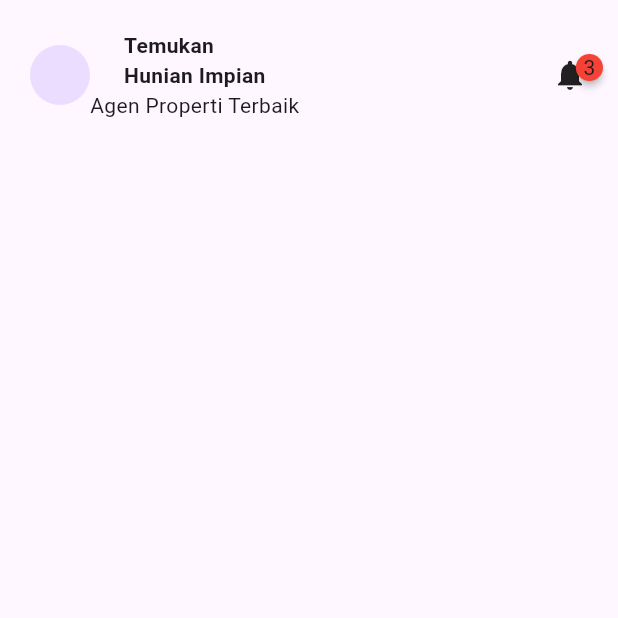
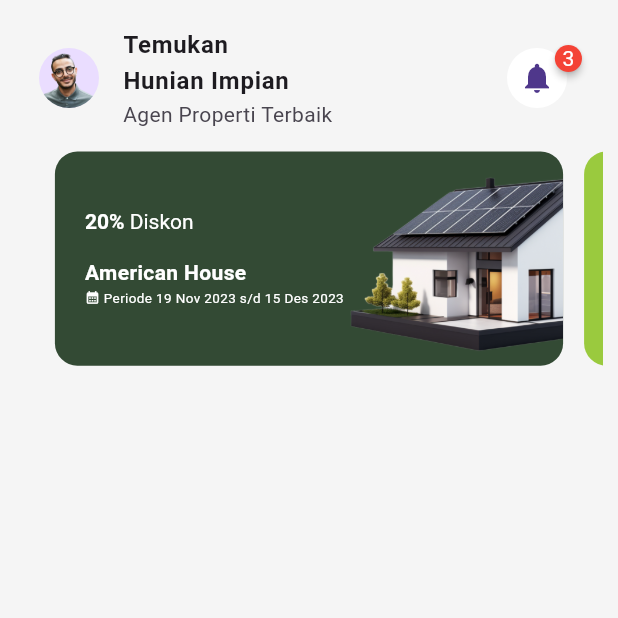
Before and after one commit to fandi0717/property_app, a Flutter app: the screen it shows after launch, on a phone screen of 412 x 824 dp, the top half of it. Run offline on Flutter 3.47's test engine with Material 3 defaults, Android fonts, the phone set to English and light mode, and no system bars; drawn by our look-alikes of auto_size_text, badges, carousel_slider; our stand-ins replace bloc, equatable, flutter_bloc.

Commit message:
implement a carousel slider widget for home property

```diff
--- a/lib/app.dart
+++ b/lib/app.dart
@@ -12,6 +12,7 @@ class RootTreeScreen extends StatelessWidget {
       debugShowCheckedModeBanner: false,
       title: "Property App",
       onGenerateRoute: appRouter.onGenerateRoute,
+      theme: ThemeData(primaryColor: const Color.fromARGB(255, 245, 245, 245)),
     );
   }
 }
--- a/lib/features/home/presentation/screens/home_screen.dart
+++ b/lib/features/home/presentation/screens/home_screen.dart
@@ -1,5 +1,8 @@
+import 'package:carousel_slider/carousel_slider.dart';
 import 'package:flutter/material.dart';
-import 'package:badges/badges.dart' as badges;
+import 'package:property_app/features/home/presentation/widgets/carousel_slider/slider_property_widget.dart';
+
+import '../widgets/head/head_widget.dart';
 
 class HomeScreen extends StatelessWidget {
   const HomeScreen({super.key});
@@ -9,37 +12,39 @@ class HomeScreen extends StatelessWidget {
     return Scaffold(
       body: SafeArea(
           child: Container(
-        margin: const EdgeInsets.all(20),
+        color: Theme.of(context).primaryColor,
+        padding: const EdgeInsets.all(10),
         child: Column(
           children: [
             /// [HEAD]
-            Row(
-              mainAxisAlignment: MainAxisAlignment.spaceBetween,
-              children: [
-                Container(
-                  child: const Row(
-                    children: [
-                      CircleAvatar(),
-                      Column(
-                        children: [
-                          Text(
-                            "Temukan\nHunian Impian",
-                            style: TextStyle(fontWeight: FontWeight.bold),
-                          ),
-                          Text("Agen Properti Terbaik")
-                        ],
-                      ),
-                    ],
+            const HeadWidget(),
+
+            /// [CAROUSEL SLIDER]
+            CarouselSlider(
+                items: [
+                  SliderPropertyWidget(
+                    diskon: 20,
+                    name: "American House",
+                    startDate: DateTime(2023, 11, 19),
+                    endDate: DateTime(2023, 12, 15),
+                    backgroundColor: const Color.fromARGB(255, 51, 74, 52),
                   ),
-                ),
-
-                /// [Badge]
-                const badges.Badge(
-                  badgeContent: Text("3"),
-                  child: Icon(Icons.notifications),
-                )
-              ],
-            )
+                  SliderPropertyWidget(
+                    diskon: 40,
+                    name: "American House",
+                    startDate: DateTime(2024, 1, 20),
+                    endDate: DateTime(2024, 3, 20),
+                    backgroundColor: const Color.fromARGB(255, 154, 202, 62),
+                  )
+                ],
+                options: CarouselOptions(
+                  viewportFraction: 0.9,
+                  // height: 200,
+                  autoPlay: true,
+                  aspectRatio: 5 / 2,
+                  enableInfiniteScroll: false,
+                  // enlargeCenterPage: true
+                )),
           ],
         ),
       )),
--- /dev/null
+++ b/lib/features/home/presentation/widgets/carousel_slider/slider_property_widget.dart
@@ -0,0 +1,92 @@
+// ignore_for_file: public_member_api_docs, sort_constructors_first
+import 'package:auto_size_text/auto_size_text.dart';
+import 'package:flutter/material.dart';
+import 'package:intl/intl.dart';
+
+class SliderPropertyWidget extends StatelessWidget {
+  const SliderPropertyWidget(
+      {super.key,
+      required this.diskon,
+      required this.name,
+      required this.startDate,
+      required this.endDate,
+      required this.backgroundColor,
+      this.imgPath = "assets/images/american_house.png"});
+
+  final double diskon;
+  final String name;
+  final DateTime startDate;
+  final DateTime endDate;
+  final Color backgroundColor;
+  final String imgPath;
+
+  @override
+  Widget build(BuildContext context) {
+    return Container(
+      margin: const EdgeInsets.all(7),
+      decoration: BoxDecoration(
+          color: backgroundColor, borderRadius: BorderRadius.circular(15)),
+      child: Row(
+        mainAxisAlignment: MainAxisAlignment.spaceBetween,
+        children: [
+          /// [information]
+          Expanded(
+            child: Container(
+              margin: const EdgeInsets.only(left: 20),
+              child: Column(
+                mainAxisAlignment: MainAxisAlignment.center,
+                crossAxisAlignment: CrossAxisAlignment.start,
+                children: [
+                  RichText(
+                      text: TextSpan(
+                          text: "${diskon.toInt()}% ",
+                          style: const TextStyle(fontWeight: FontWeight.bold),
+                          children: const [
+                        TextSpan(
+                            text: "Diskon\n",
+                            style: TextStyle(fontWeight: FontWeight.normal))
+                      ])),
+                  Text(
+                    name,
+                    style: const TextStyle(
+                        fontWeight: FontWeight.bold, color: Colors.white),
+                  ),
+                  Row(
+                    children: [
+                      const Icon(
+                        Icons.calendar_month,
+                        size: 10,
+                        color: Colors.white,
+                      ),
+                      Expanded(
+                        child: AutoSizeText(
+                          "\tPeriode ${DateFormat('d MMM yyyy', 'id').format(startDate)} s/d ${DateFormat('d MMM yyyy', 'id').format(endDate)}",
+                          maxLines: 1,
+                          minFontSize: 1,
+                          style: const TextStyle(color: Colors.white),
+                        ),
+                      )
+                    ],
+                  )
+                ],
+              ),
+            ),
+          ),
+
+          /// [img]
+          Align(
+            alignment: Alignment.bottomRight,
+            child: AspectRatio(
+              aspectRatio: 1 / 1,
+              child: Image.asset(
+                imgPath,
+                scale: 0.5,
+                // scale: 1,
+              ),
+            ),
+          )
+        ],
+      ),
+    );
+  }
+}
--- /dev/null
+++ b/lib/features/home/presentation/widgets/head/head_widget.dart
@@ -0,0 +1,33 @@
+import 'package:flutter/material.dart';
+import 'package:badges/badges.dart' as badges;
+
+class HeadWidget extends StatelessWidget {
+  const HeadWidget({
+    super.key,
+  });
+
+  @override
+  Widget build(BuildContext context) {
+    return const ListTile(
+      leading: CircleAvatar(
+        backgroundImage: AssetImage("assets/images/profile_avatar.png"),
+      ),
+      title: Text(
+        "Temukan\nHunian Impian",
+        style: TextStyle(fontWeight: FontWeight.bold),
+      ),
+      subtitle: Text("Agen Properti Terbaik"),
+      trailing: badges.Badge(
+        badgeContent: Text(
+          "3",
+          style: TextStyle(color: Colors.white),
+        ),
+        child: CircleAvatar(
+          backgroundColor: Colors.white,
+          // radius: 25,
+          child: Icon(Icons.notifications),
+        ),
+      ),
+    );
+  }
+}
--- a/lib/main.dart
+++ b/lib/main.dart
@@ -1,9 +1,11 @@
 import 'package:flutter/material.dart';
 import 'package:flutter_bloc/flutter_bloc.dart';
+import 'package:intl/date_symbol_data_local.dart';
 import 'package:property_app/app.dart';
 import 'package:property_app/features/home/logic/bloc/home_bloc.dart';
 
-void main() {
+void main() async {
+  await initializeDateFormatting("id", null);
   runApp(const PropertyApp());
 }
 
```
Also changed, not shown: pubspec.yaml (+5 -2 lines), assets/images/american_house.png (added), assets/images/profile_avatar.png (added), pubspec.lock.
